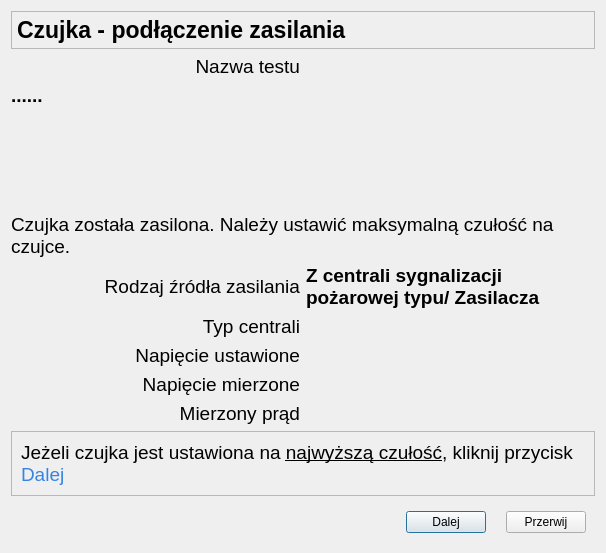
Old version of the form CzujkiLinioweApp/test5zasilanieczujki.ui in the repository wiacekmarcin/CzujkiLiniowe.
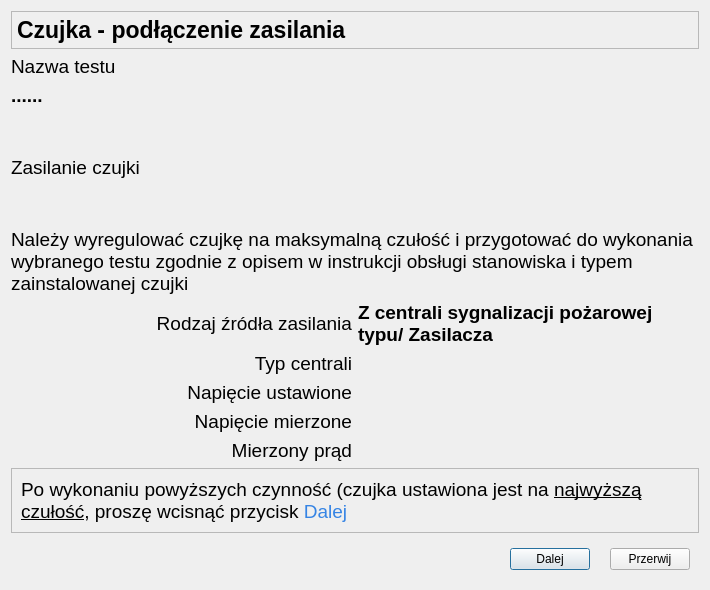
New version of the form. Icons and pictures are not drawn.

Patch:
```diff
--- a/CzujkiLinioweApp/test5zasilanieczujki.ui
+++ b/CzujkiLinioweApp/test5zasilanieczujki.ui
@@ -6,31 +6,65 @@
    <rect>
     <x>0</x>
     <y>0</y>
-    <width>606</width>
-    <height>553</height>
+    <width>710</width>
+    <height>590</height>
    </rect>
   </property>
   <property name="windowTitle">
    <string>Parametry Testu - potwierdzenie wykonanych czynności</string>
   </property>
   <layout class="QGridLayout" name="gridLayout">
-   <item row="4" column="0" colspan="2">
+   <item row="6" column="0" colspan="2">
     <widget class="QLabel" name="info">
+     <property name="sizePolicy">
+      <sizepolicy hsizetype="MinimumExpanding" vsizetype="MinimumExpanding">
+       <horstretch>0</horstretch>
+       <verstretch>0</verstretch>
+      </sizepolicy>
+     </property>
      <property name="font">
       <font>
        <pointsize>14</pointsize>
       </font>
      </property>
      <property name="text">
-      <string>Czujka została zasilona. Należy ustawić maksymalną czułość na czujce. </string>
+      <string>Należy wyregulować czujkę na maksymalną czułość i przygotować do wykonania wybranego testu zgodnie z opisem w instrukcji obsługi stanowiska i typem zainstalowanej czujki</string>
      </property>
      <property name="wordWrap">
       <bool>true</bool>
      </property>
     </widget>
    </item>
+   <item row="9" column="1">
+    <widget class="QLabel" name="napiecieUst">
+     <property name="font">
+      <font>
+       <pointsize>14</pointsize>
+       <bold>true</bold>
+      </font>
+     </property>
+     <property name="text">
+      <string/>
+     </property>
+    </widget>
+   </item>
+   <item row="11" column="0">
+    <widget class="QLabel" name="lPradMierz">
+     <property name="font">
+      <font>
+       <pointsize>14</pointsize>
+      </font>
+     </property>
+     <property name="text">
+      <string>Mierzony prąd</string>
+     </property>
+     <property name="alignment">
+      <set>Qt::AlignRight|Qt::AlignTrailing|Qt::AlignVCenter</set>
+     </property>
+    </widget>
+   </item>
    <item row="8" column="1">
-    <widget class="QLabel" name="napiecieMierz">
+    <widget class="QLabel" name="typCentrali">
      <property name="font">
       <font>
        <pointsize>14</pointsize>
@@ -42,20 +76,37 @@
      </property>
     </widget>
    </item>
-   <item row="2" column="0" colspan="2">
-    <widget class="QLabel" name="testName">
+   <item row="1" column="0">
+    <widget class="QLabel" name="lTestName">
      <property name="font">
       <font>
        <pointsize>14</pointsize>
-       <bold>true</bold>
       </font>
      </property>
      <property name="text">
-      <string>......</string>
+      <string>Nazwa testu</string>
      </property>
+     <property name="alignment">
+      <set>Qt::AlignLeading|Qt::AlignLeft|Qt::AlignVCenter</set>
+     </property>
     </widget>
    </item>
-   <item row="10" column="0" colspan="2">
+   <item row="8" column="0">
+    <widget class="QLabel" name="lTypCentrali">
+     <property name="font">
+      <font>
+       <pointsize>14</pointsize>
+      </font>
+     </property>
+     <property name="text">
+      <string>Typ centrali</string>
+     </property>
+     <property name="alignment">
+      <set>Qt::AlignRight|Qt::AlignTrailing|Qt::AlignVCenter</set>
+     </property>
+    </widget>
+   </item>
+   <item row="12" column="0" colspan="2">
     <widget class="QFrame" name="frame_2">
      <property name="frameShape">
       <enum>QFrame::StyledPanel</enum>
@@ -72,7 +123,7 @@
          </font>
         </property>
         <property name="text">
-         <string>&lt;html&gt;&lt;head/&gt;&lt;body&gt;&lt;p&gt;Jeżeli czujka jest ustawiona na &lt;span style=&quot; text-decoration: underline;&quot;&gt;najwyższą czułość&lt;/span&gt;, kliknij przycisk&lt;span style=&quot; color:#3584e4;&quot;&gt; Dalej&lt;/span&gt;&lt;/p&gt;&lt;/body&gt;&lt;/html&gt;</string>
+         <string>&lt;html&gt;&lt;head/&gt;&lt;body&gt;&lt;p&gt;Po wykonaniu powyższych czynność (czujka ustawiona jest na &lt;span style=&quot; text-decoration: underline;&quot;&gt;najwyższą czułość&lt;/span&gt;, proszę wcisnąć przycisk&lt;span style=&quot; color:#3584e4;&quot;&gt; Dalej&lt;/span&gt;&lt;/p&gt;&lt;/body&gt;&lt;/html&gt;</string>
         </property>
         <property name="wordWrap">
          <bool>true</bool>
@@ -82,66 +133,35 @@
      </layout>
     </widget>
    </item>
-   <item row="1" column="0">
-    <widget class="QLabel" name="lTestName">
+   <item row="9" column="0">
+    <widget class="QLabel" name="lNapiecieUst">
      <property name="font">
       <font>
        <pointsize>14</pointsize>
       </font>
      </property>
      <property name="text">
-      <string>Nazwa testu</string>
+      <string>Napięcie ustawione</string>
      </property>
      <property name="alignment">
       <set>Qt::AlignRight|Qt::AlignTrailing|Qt::AlignVCenter</set>
      </property>
     </widget>
    </item>
-   <item row="11" column="0" colspan="2">
-    <widget class="QWidget" name="widget" native="true">
-     <layout class="QHBoxLayout" name="horizontalLayout_3">
-      <property name="spacing">
-       <number>20</number>
-      </property>
-      <item>
-       <spacer name="horizontalSpacer">
-        <property name="orientation">
-         <enum>Qt::Horizontal</enum>
-        </property>
-        <property name="sizeHint" stdset="0">
-         <size>
-          <width>349</width>
-          <height>20</height>
-         </size>
-        </property>
-       </spacer>
-      </item>
-      <item>
-       <widget class="QPushButton" name="pbDalej">
-        <property name="text">
-         <string>Dalej</string>
-        </property>
-        <property name="icon">
-         <iconset theme="media-playback-start">
-          <normaloff>.</normaloff>.</iconset>
-        </property>
-       </widget>
-      </item>
-      <item>
-       <widget class="QPushButton" name="pbPrzerwij">
-        <property name="text">
-         <string>Przerwij</string>
-        </property>
-        <property name="icon">
-         <iconset theme="media-playback-stop">
-          <normaloff>.</normaloff>.</iconset>
-        </property>
-       </widget>
-      </item>
-     </layout>
+   <item row="2" column="0" colspan="2">
+    <widget class="QLabel" name="testName">
+     <property name="font">
+      <font>
+       <pointsize>14</pointsize>
+       <bold>true</bold>
+      </font>
+     </property>
+     <property name="text">
+      <string>......</string>
+     </property>
     </widget>
    </item>
-   <item row="5" column="1">
+   <item row="7" column="1">
     <widget class="QLabel" name="rodzajZasilania">
      <property name="font">
       <font>
@@ -157,65 +177,7 @@
      </property>
     </widget>
    </item>
-   <item row="8" column="0">
-    <widget class="QLabel" name="lNapiecieMierz">
-     <property name="font">
-      <font>
-       <pointsize>14</pointsize>
-      </font>
-     </property>
-     <property name="text">
-      <string>Napięcie mierzone</string>
-     </property>
-     <property name="alignment">
-      <set>Qt::AlignRight|Qt::AlignTrailing|Qt::AlignVCenter</set>
-     </property>
-    </widget>
-   </item>
-   <item row="5" column="0">
-    <widget class="QLabel" name="lrodzaj">
-     <property name="font">
-      <font>
-       <pointsize>14</pointsize>
-      </font>
-     </property>
-     <property name="text">
-      <string>Rodzaj źródła zasilania</string>
-     </property>
-     <property name="alignment">
-      <set>Qt::AlignRight|Qt::AlignTrailing|Qt::AlignVCenter</set>
-     </property>
-    </widget>
-   </item>
-   <item row="6" column="0">
-    <widget class="QLabel" name="lTypCentrali">
-     <property name="font">
-      <font>
-       <pointsize>14</pointsize>
-      </font>
-     </property>
-     <property name="text">
-      <string>Typ centrali</string>
-     </property>
-     <property name="alignment">
-      <set>Qt::AlignRight|Qt::AlignTrailing|Qt::AlignVCenter</set>
-     </property>
-    </widget>
-   </item>
-   <item row="6" column="1">
-    <widget class="QLabel" name="typCentrali">
-     <property name="font">
-      <font>
-       <pointsize>14</pointsize>
-       <bold>true</bold>
-      </font>
-     </property>
-     <property name="text">
-      <string/>
-     </property>
-    </widget>
-   </item>
-   <item row="9" column="1">
+   <item row="11" column="1">
     <widget class="QLabel" name="pradMierz">
      <property name="font">
       <font>
@@ -228,18 +190,18 @@
      </property>
     </widget>
    </item>
-   <item row="7" column="1">
-    <widget class="QLabel" name="napiecieUst">
-     <property name="font">
-      <font>
-       <pointsize>14</pointsize>
-       <bold>true</bold>
-      </font>
+   <item row="3" column="0">
+    <spacer name="verticalSpacer">
+     <property name="orientation">
+      <enum>Qt::Vertical</enum>
      </property>
-     <property name="text">
-      <string/>
+     <property name="sizeHint" stdset="0">
+      <size>
+       <width>20</width>
+       <height>40</height>
+      </size>
      </property>
-    </widget>
+    </spacer>
    </item>
    <item row="0" column="0" colspan="2">
     <widget class="QFrame" name="frame">
@@ -290,38 +252,107 @@
      </layout>
     </widget>
    </item>
-   <item row="9" column="0">
-    <widget class="QLabel" name="lPradMierz">
-     <property name="font">
-      <font>
-       <pointsize>14</pointsize>
-      </font>
-     </property>
-     <property name="text">
-      <string>Mierzony prąd</string>
-     </property>
-     <property name="alignment">
-      <set>Qt::AlignRight|Qt::AlignTrailing|Qt::AlignVCenter</set>
-     </property>
+   <item row="13" column="0" colspan="2">
+    <widget class="QWidget" name="widget" native="true">
+     <layout class="QHBoxLayout" name="horizontalLayout_3">
+      <property name="spacing">
+       <number>20</number>
+      </property>
+      <item>
+       <spacer name="horizontalSpacer">
+        <property name="orientation">
+         <enum>Qt::Horizontal</enum>
+        </property>
+        <property name="sizeHint" stdset="0">
+         <size>
+          <width>349</width>
+          <height>20</height>
+         </size>
+        </property>
+       </spacer>
+      </item>
+      <item>
+       <widget class="QPushButton" name="pbDalej">
+        <property name="text">
+         <string>Dalej</string>
+        </property>
+        <property name="icon">
+         <iconset theme="media-playback-start">
+          <normaloff>.</normaloff>.</iconset>
+        </property>
+       </widget>
+      </item>
+      <item>
+       <widget class="QPushButton" name="pbPrzerwij">
+        <property name="text">
+         <string>Przerwij</string>
+        </property>
+        <property name="icon">
+         <iconset theme="media-playback-stop">
+          <normaloff>.</normaloff>.</iconset>
+        </property>
+       </widget>
+      </item>
+     </layout>
     </widget>
    </item>
    <item row="7" column="0">
-    <widget class="QLabel" name="lNapiecieUst">
+    <widget class="QLabel" name="lrodzaj">
      <property name="font">
       <font>
        <pointsize>14</pointsize>
       </font>
      </property>
      <property name="text">
-      <string>Napięcie ustawione</string>
+      <string>Rodzaj źródła zasilania</string>
      </property>
      <property name="alignment">
       <set>Qt::AlignRight|Qt::AlignTrailing|Qt::AlignVCenter</set>
      </property>
     </widget>
    </item>
-   <item row="3" column="0">
-    <spacer name="verticalSpacer">
+   <item row="10" column="0">
+    <widget class="QLabel" name="lNapiecieMierz">
+     <property name="font">
+      <font>
+       <pointsize>14</pointsize>
+      </font>
+     </property>
+     <property name="text">
+      <string>Napięcie mierzone</string>
+     </property>
+     <property name="alignment">
+      <set>Qt::AlignRight|Qt::AlignTrailing|Qt::AlignVCenter</set>
+     </property>
+    </widget>
+   </item>
+   <item row="10" column="1">
+    <widget class="QLabel" name="napiecieMierz">
+     <property name="font">
+      <font>
+       <pointsize>14</pointsize>
+       <bold>true</bold>
+      </font>
+     </property>
+     <property name="text">
+      <string/>
+     </property>
+    </widget>
+   </item>
+   <item row="4" column="0" colspan="2">
+    <widget class="QLabel" name="infoZasilanie">
+     <property name="font">
+      <font>
+       <pointsize>14</pointsize>
+      </font>
+     </property>
+     <property name="text">
+      <string>Zasilanie czujki</string>
+     </property>
+    </widget>
+   </item>
+   <item row="5" column="0">
+    <spacer name="verticalSpacer_2">
      <property name="orientation">
       <enum>Qt::Vertical</enum>
      </property>
```
